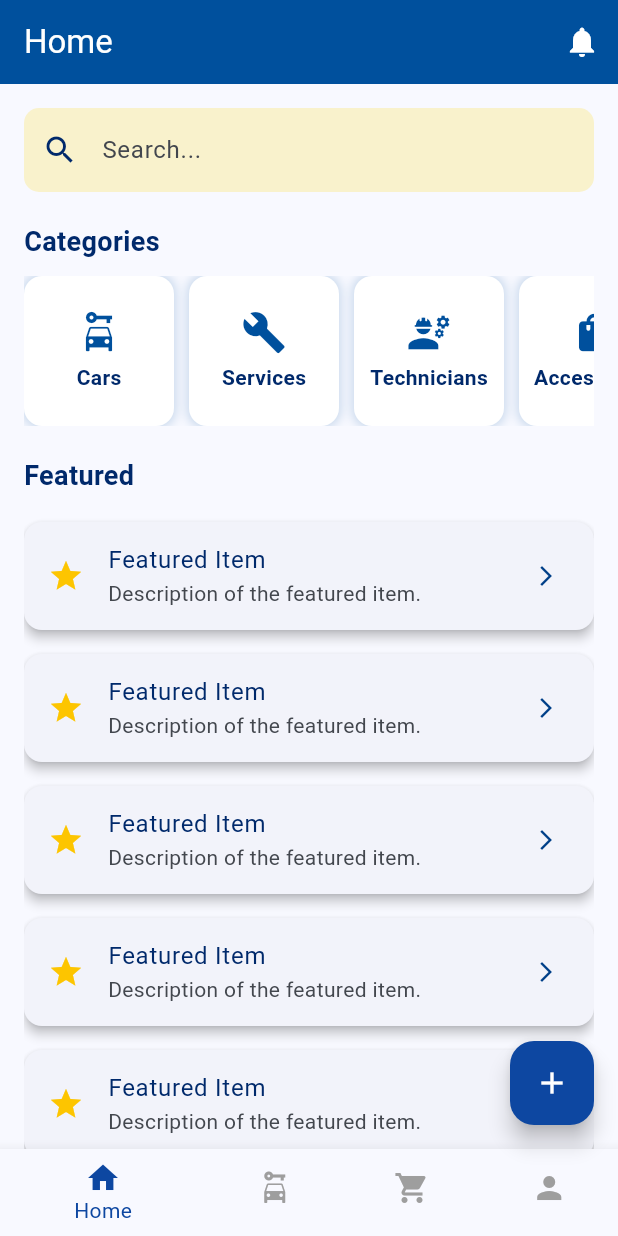
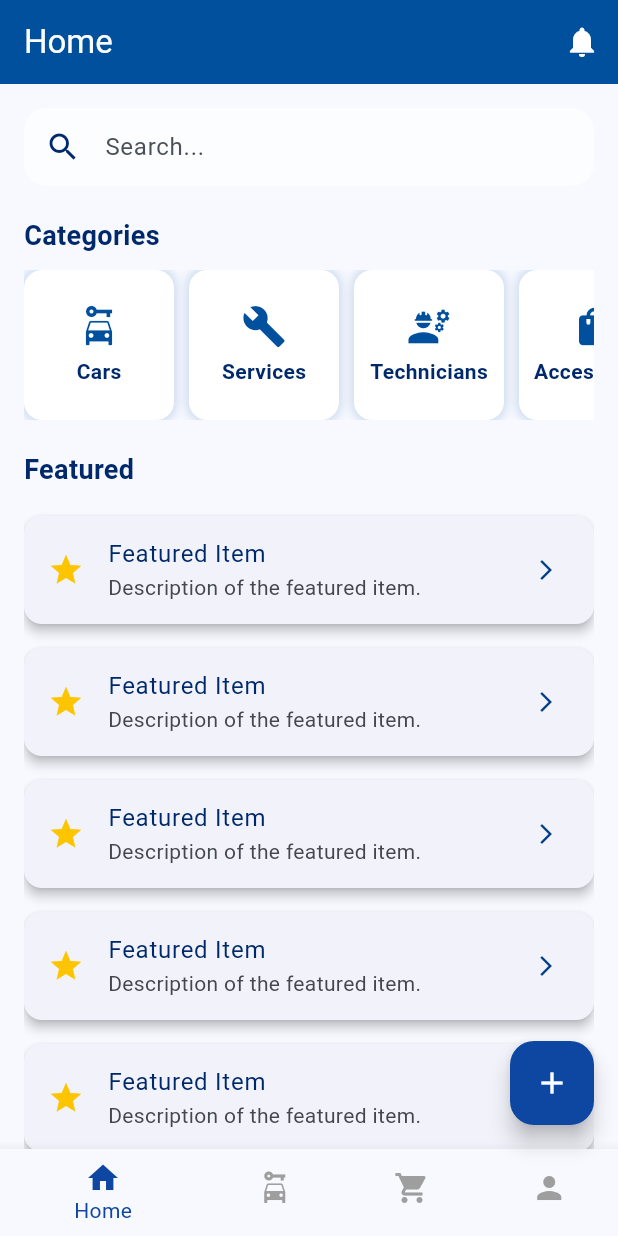
Before and after one commit to engbasel/Door-To-Door-APP, a Flutter app: the screen it shows after launch, on a phone screen of 412 x 824 dp. Run offline on Flutter 3.47's test engine with Material 3 defaults, Android fonts, the light colour scheme and no system bars.

Commit message:
`Refactored HomeView widget: replaced CategoryCard with CategoriesSection and added CoustomSearchBar`

```diff
--- a/lib/features/home/presention/views/home_viwe.dart
+++ b/lib/features/home/presention/views/home_viwe.dart
@@ -1,5 +1,6 @@
 import 'package:carsapp/core/AppColors.dart';
-import 'package:carsapp/features/home/presention/widgets/Category_Card.dart';
+import 'package:carsapp/features/home/presention/widgets/CategoriesSection.dart';
+import 'package:carsapp/features/home/presention/widgets/CoustomSearchBar.dart';
 import 'package:carsapp/features/home/presention/widgets/Featured_Item.dart';
 import 'package:flutter/material.dart';
 
@@ -28,18 +29,7 @@ class HomeView extends StatelessWidget {
           children: [
             const SizedBox(height: 16),
             // Search Bar
-            TextField(
-              decoration: InputDecoration(
-                hintText: 'Search...',
-                prefixIcon: const Icon(Icons.search, color: AppColors.darkBlue),
-                border: OutlineInputBorder(
-                  borderRadius: BorderRadius.circular(10),
-                  borderSide: BorderSide.none,
-                ),
-                filled: true,
-                fillColor: AppColors.secondaryYellow.withOpacity(0.2),
-              ),
-            ),
+            CoustomSearchBar(),
             const SizedBox(height: 20),
 
             // Categories Section
@@ -51,34 +41,7 @@ class HomeView extends StatelessWidget {
                   color: AppColors.darkBlue),
             ),
             const SizedBox(height: 10),
-            SizedBox(
-              height: 100,
-              child: ListView(
-                scrollDirection: Axis.horizontal,
-                children: [
-                  categoryCard(
-                    onTap: () {},
-                    title: 'Cars',
-                    icon: Icons.car_rental,
-                  ),
-                  categoryCard(
-                    title: 'Services',
-                    onTap: () {},
-                    icon: Icons.build,
-                  ),
-                  categoryCard(
-                    title: 'Technicians',
-                    icon: Icons.engineering,
-                    onTap: () {},
-                  ),
-                  categoryCard(
-                    title: 'Accessories',
-                    icon: Icons.shopping_bag,
-                    onTap: () {},
-                  ),
-                ],
-              ),
-            ),
+            CategoriesSection(),
 
             const SizedBox(height: 20),
 
--- /dev/null
+++ b/lib/features/home/presention/widgets/CategoriesSection.dart
@@ -0,0 +1,40 @@
+import 'package:carsapp/features/home/presention/widgets/Category_Card.dart';
+import 'package:flutter/material.dart';
+
+class CategoriesSection extends StatelessWidget {
+  const CategoriesSection({
+    super.key,
+  });
+
+  @override
+  Widget build(BuildContext context) {
+    return SizedBox(
+      height: 100,
+      child: ListView(
+        scrollDirection: Axis.horizontal,
+        children: [
+          categoryCard(
+            onTap: () {},
+            title: 'Cars',
+            icon: Icons.car_rental,
+          ),
+          categoryCard(
+            title: 'Services',
+            onTap: () {},
+            icon: Icons.build,
+          ),
+          categoryCard(
+            title: 'Technicians',
+            icon: Icons.engineering,
+            onTap: () {},
+          ),
+          categoryCard(
+            title: 'Accessories',
+            icon: Icons.shopping_bag,
+            onTap: () {},
+          ),
+        ],
+      ),
+    );
+  }
+}
--- /dev/null
+++ b/lib/features/home/presention/widgets/CoustomSearchBar.dart
@@ -0,0 +1,71 @@
+import 'package:flutter/material.dart';
+import 'package:carsapp/core/AppColors.dart';
+
+class CoustomSearchBar extends StatefulWidget {
+  const CoustomSearchBar({super.key});
+
+  @override
+  _CoustomSearchBarState createState() => _CoustomSearchBarState();
+}
+
+class _CoustomSearchBarState extends State<CoustomSearchBar> {
+  final FocusNode _focusNode = FocusNode();
+  bool _isFocused = false;
+
+  @override
+  void initState() {
+    super.initState();
+    _focusNode.addListener(() {
+      setState(() {
+        _isFocused = _focusNode.hasFocus;
+      });
+    });
+  }
+
+  @override
+  void dispose() {
+    _focusNode.dispose();
+    super.dispose();
+  }
+
+  @override
+  Widget build(BuildContext context) {
+    return AnimatedContainer(
+      duration: const Duration(milliseconds: 300),
+      curve: Curves.easeInOut,
+      decoration: BoxDecoration(
+        color: _isFocused
+            ? AppColors.lightSurface.withOpacity(0.95)
+            : AppColors.lightSurface.withOpacity(0.6),
+        borderRadius: BorderRadius.circular(15),
+        border: Border.all(
+          color: _isFocused ? AppColors.primaryBlue : Colors.transparent,
+          width: 2,
+        ),
+        boxShadow: _isFocused
+            ? [
+                BoxShadow(
+                  color: AppColors.primaryBlue.withOpacity(0.3),
+                  blurRadius: 10,
+                  spreadRadius: 2,
+                  offset: const Offset(0, 3),
+                ),
+              ]
+            : [],
+      ),
+      child: TextField(
+        focusNode: _focusNode,
+        cursorColor: AppColors.primaryBlue,
+        style: const TextStyle(color: AppColors.lightTextPrimary),
+        decoration: InputDecoration(
+          hintText: 'Search...',
+          hintStyle: const TextStyle(color: AppColors.lightTextSecondary),
+          prefixIcon: const Icon(Icons.search, color: AppColors.darkBlue),
+          border: InputBorder.none,
+          contentPadding:
+              const EdgeInsets.symmetric(vertical: 12, horizontal: 16),
+        ),
+      ),
+    );
+  }
+}
```
